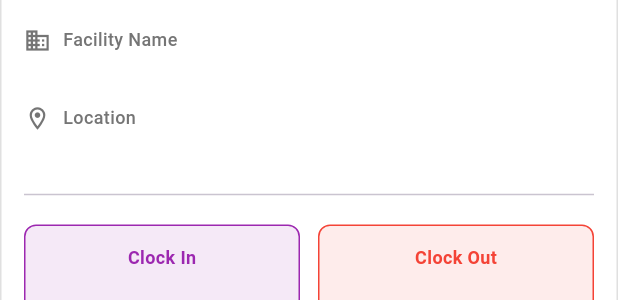
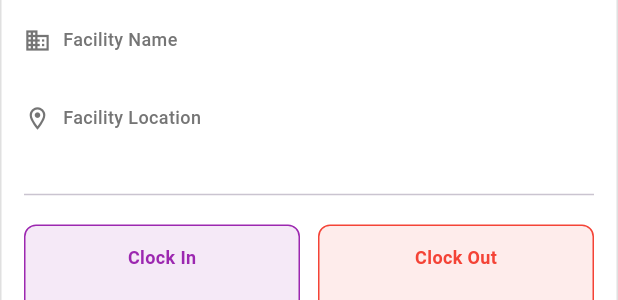
Before and after one commit to getupsolutions/ezaal-app, a Flutter app: the TimesheetCard widget shown alone on an empty page, opened directly with empty values, on a phone screen of 412 x 824 dp. Shown: the part 224-524 px from the top of the screen. Run offline on Flutter 3.47's test engine with Material 3 defaults, Android fonts, the light colour scheme and no system bars; our stand-ins replace flutter_bloc, flutter_svg, geocoding, geolocator, get_it, shared_preferences and 2 more; accounts and stored records are empty; network calls fail.

Commit message:
geo location fetched and show on timesheet

```diff
--- a/lib/features/user_side/timesheet_page/domain/entity/timesheet_entity.dart
+++ b/lib/features/user_side/timesheet_page/domain/entity/timesheet_entity.dart
@@ -14,6 +14,7 @@ class TimesheetEntity {
   final String managerName;
   final String managerDesignation;
   final bool hasManagerSignature;
+  final String? userClockinLocation;
 
   const TimesheetEntity({
     required this.id,
@@ -31,5 +32,6 @@ class TimesheetEntity {
     required this.managerName,
     required this.managerDesignation,
     required this.hasManagerSignature,
+    this.userClockinLocation
   });
 }
--- a/lib/features/user_side/timesheet_page/presentation/widget/timesheet_card.dart
+++ b/lib/features/user_side/timesheet_page/presentation/widget/timesheet_card.dart
@@ -27,7 +27,7 @@ class TimesheetCard extends StatelessWidget {
       child: Container(
         decoration: BoxDecoration(
           borderRadius: BorderRadius.circular(12),
-          color: isComplete ? Colors.white : Colors.white,
+          color: Colors.white,
         ),
         child: Column(
           crossAxisAlignment: CrossAxisAlignment.start,
@@ -66,6 +66,8 @@ class TimesheetCard extends StatelessWidget {
                 ],
               ),
             ),
+
+            // User Name Section
             Container(
               width: double.infinity,
               padding: const EdgeInsets.symmetric(horizontal: 16, vertical: 12),
@@ -93,6 +95,7 @@ class TimesheetCard extends StatelessWidget {
                 ],
               ),
             ),
+
             // Content
             Padding(
               padding: const EdgeInsets.all(16),
@@ -115,13 +118,25 @@ class TimesheetCard extends StatelessWidget {
                   ),
                   const SizedBox(height: 12),
 
-                  // Address
+                  // Facility Address
                   _buildInfoRow(
                     Icons.location_on_outlined,
-                    'Location',
+                    'Facility Location',
                     timesheet.address,
                   ),
                   const SizedBox(height: 12),
+
+                  // User Clock-in Location (NEW)
+                  if (timesheet.userClockinLocation != null &&
+                      timesheet.userClockinLocation!.isNotEmpty) ...[
+                    _buildInfoRow(
+                      Icons.my_location,
+                      'Clock-In Location',
+                      timesheet.userClockinLocation!,
+                      color: Colors.green.shade700,
+                    ),
+                    const SizedBox(height: 12),
+                  ],
 
                   // Notes
                   if (timesheet.notes.isNotEmpty) ...[
@@ -246,7 +261,7 @@ class TimesheetCard extends StatelessWidget {
                         vertical: 6,
                       ),
                       decoration: BoxDecoration(
-                        color: Colors.white,
+                        color: Colors.purple,
                         borderRadius: BorderRadius.circular(20),
                       ),
                       child: const Row(
@@ -283,11 +298,16 @@ class TimesheetCard extends StatelessWidget {
     return isComplete ? Colors.purple : const Color(0xff0c2340);
   }
 
-  Widget _buildInfoRow(IconData icon, String label, String value) {
+  Widget _buildInfoRow(
+    IconData icon,
+    String label,
+    String value, {
+    Color? color,
+  }) {
     return Row(
       crossAxisAlignment: CrossAxisAlignment.start,
       children: [
-        Icon(icon, size: 18, color: Colors.grey.shade600),
+        Icon(icon, size: 18, color: color ?? Colors.grey.shade600),
         const SizedBox(width: 8),
         Expanded(
           child: Column(
@@ -297,16 +317,17 @@ class TimesheetCard extends StatelessWidget {
                 label,
                 style: TextStyle(
                   fontSize: 12,
-                  color: Colors.grey.shade600,
+                  color: color ?? Colors.grey.shade600,
                   fontWeight: FontWeight.w500,
                 ),
               ),
               const SizedBox(height: 2),
               Text(
                 value,
-                style: const TextStyle(
+                style: TextStyle(
                   fontSize: 14,
                   fontWeight: FontWeight.w500,
+                  color: color,
                 ),
               ),
             ],
--- a/pubspec.yaml
+++ b/pubspec.yaml
@@ -50,6 +50,7 @@ dependencies:
   flutter_launcher_icons: ^0.14.4
   change_app_package_name: ^1.5.0
   geolocator: ^14.0.2
+  geocoding: ^4.0.0
 
 dev_dependencies:
   flutter_test:
```
Also changed, not shown: lib/core/services/location_service.dart (+142 -7 lines), lib/features/user_side/timesheet_page/data/model/timesheet_model.dart (+8 -0 lines), pubspec.lock.
